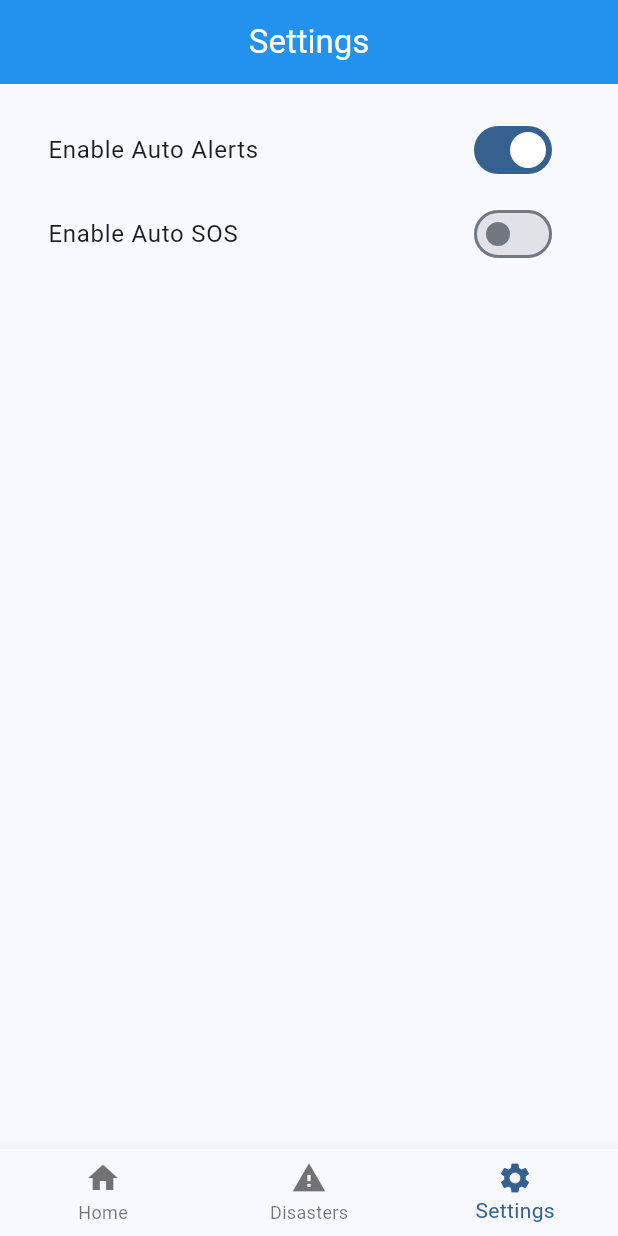
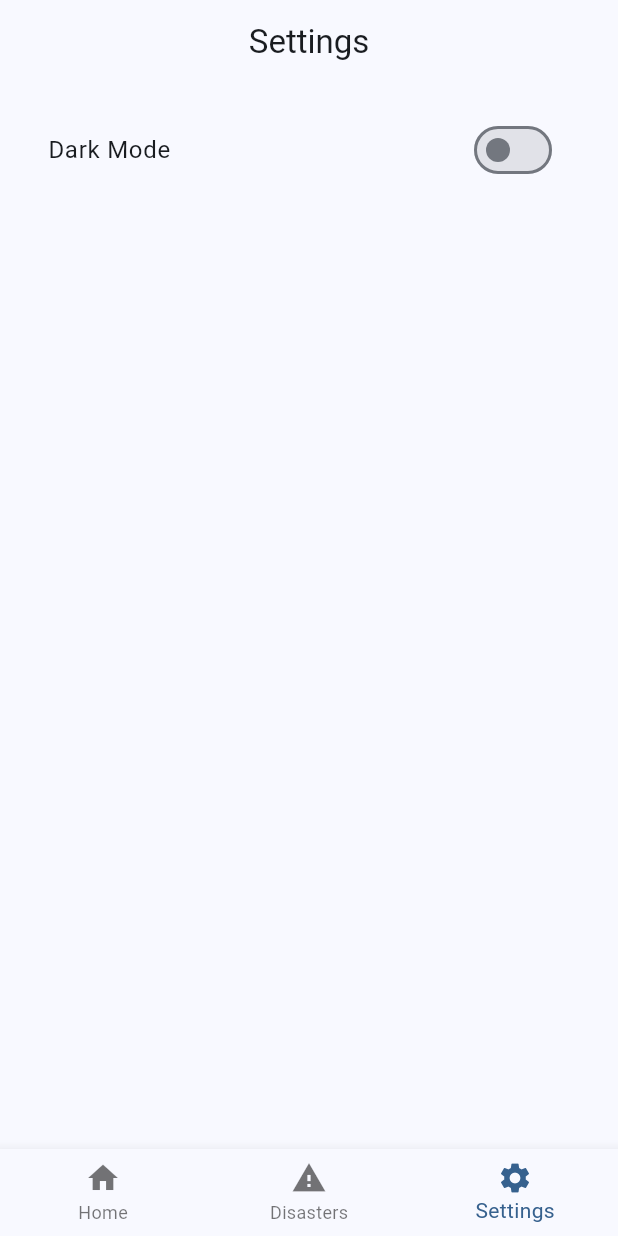
Before and after one commit to VaradPimple/Disaster-Management-OfflineFirst, a Flutter app: the screen it shows after launch, item 3 of the bottom bar chosen, on a phone screen of 412 x 824 dp. Run offline on Flutter 3.47's test engine with Material 3 defaults, Android fonts, the phone set to English and light mode, and no system bars.

Commit message:
Implemented dark mode toggle from Settings screen

```diff
--- a/frontend-app/disaster_app/lib/main.dart
+++ b/frontend-app/disaster_app/lib/main.dart
@@ -5,8 +5,21 @@ void main() {
   runApp(const DisasterApp());
 }
 
-class DisasterApp extends StatelessWidget {
+class DisasterApp extends StatefulWidget {
   const DisasterApp({super.key});
+
+  @override
+  State<DisasterApp> createState() => _DisasterAppState();
+}
+
+class _DisasterAppState extends State<DisasterApp> {
+  bool isDarkMode = false;
+
+  void toggleTheme(bool value) {
+    setState(() {
+      isDarkMode = value;
+    });
+  }
 
   @override
   Widget build(BuildContext context) {
@@ -14,28 +27,16 @@ class DisasterApp extends StatelessWidget {
       debugShowCheckedModeBanner: false,
       title: 'Disaster Management App',
 
+      themeMode: isDarkMode ? ThemeMode.dark : ThemeMode.light,
+
       theme: ThemeData(
-        primaryColor: Colors.blue,
         colorScheme: ColorScheme.fromSeed(seedColor: Colors.blue),
         useMaterial3: true,
-
-        appBarTheme: const AppBarTheme(
-          backgroundColor: Colors.blue,
-          foregroundColor: Colors.white,
-          elevation: 2,
-        ),
-
-        elevatedButtonTheme: ElevatedButtonThemeData(
-          style: ElevatedButton.styleFrom(
-            padding: const EdgeInsets.symmetric(vertical: 16),
-            shape: RoundedRectangleBorder(
-              borderRadius: BorderRadius.circular(12),
-            ),
-          ),
-        ),
       ),
 
-      home: const MainNavigation(),
+      darkTheme: ThemeData.dark(useMaterial3: true),
+
+      home: MainNavigation(isDarkMode: isDarkMode, onThemeChanged: toggleTheme),
     );
   }
 }
--- a/frontend-app/disaster_app/lib/screens/main_navigation.dart
+++ b/frontend-app/disaster_app/lib/screens/main_navigation.dart
@@ -4,7 +4,14 @@ import 'disaster_list_screen.dart';
 import 'settings_screen.dart';
 
 class MainNavigation extends StatefulWidget {
-  const MainNavigation({super.key});
+  final bool isDarkMode;
+  final Function(bool) onThemeChanged;
+
+  const MainNavigation({
+    super.key,
+    required this.isDarkMode,
+    required this.onThemeChanged,
+  });
 
   @override
   State<MainNavigation> createState() => _MainNavigationState();
@@ -13,11 +20,21 @@ class MainNavigation extends StatefulWidget {
 class _MainNavigationState extends State<MainNavigation> {
   int _selectedIndex = 0;
 
-  final List<Widget> _screens = const [
-    HomeScreen(),
-    DisasterListScreen(),
-    SettingsScreen(),
-  ];
+  late List<Widget> _screens;
+
+  @override
+  void initState() {
+    super.initState();
+
+    _screens = [
+      const HomeScreen(),
+      const DisasterListScreen(),
+      SettingsScreen(
+        isDarkMode: widget.isDarkMode,
+        onThemeChanged: widget.onThemeChanged,
+      ),
+    ];
+  }
 
   void _onItemTapped(int index) {
     setState(() {
--- a/frontend-app/disaster_app/lib/screens/settings_screen.dart
+++ b/frontend-app/disaster_app/lib/screens/settings_screen.dart
@@ -1,16 +1,20 @@
 import 'package:flutter/material.dart';
 
 class SettingsScreen extends StatefulWidget {
-  const SettingsScreen({super.key});
+  final bool isDarkMode;
+  final Function(bool) onThemeChanged;
+
+  const SettingsScreen({
+    super.key,
+    required this.isDarkMode,
+    required this.onThemeChanged,
+  });
 
   @override
   State<SettingsScreen> createState() => _SettingsScreenState();
 }
 
 class _SettingsScreenState extends State<SettingsScreen> {
-  bool autoAlert = true;
-  bool autoSOS = false;
-
   @override
   Widget build(BuildContext context) {
     return Scaffold(
@@ -20,22 +24,10 @@ class _SettingsScreenState extends State<SettingsScreen> {
         child: Column(
           children: [
             SwitchListTile(
-              title: const Text("Enable Auto Alerts"),
-              value: autoAlert,
+              title: const Text("Dark Mode"),
+              value: widget.isDarkMode,
               onChanged: (value) {
-                setState(() {
-                  autoAlert = value;
-                });
-              },
-            ),
-
-            SwitchListTile(
-              title: const Text("Enable Auto SOS"),
-              value: autoSOS,
-              onChanged: (value) {
-                setState(() {
-                  autoSOS = value;
-                });
+                widget.onThemeChanged(value);
               },
             ),
           ],
```
